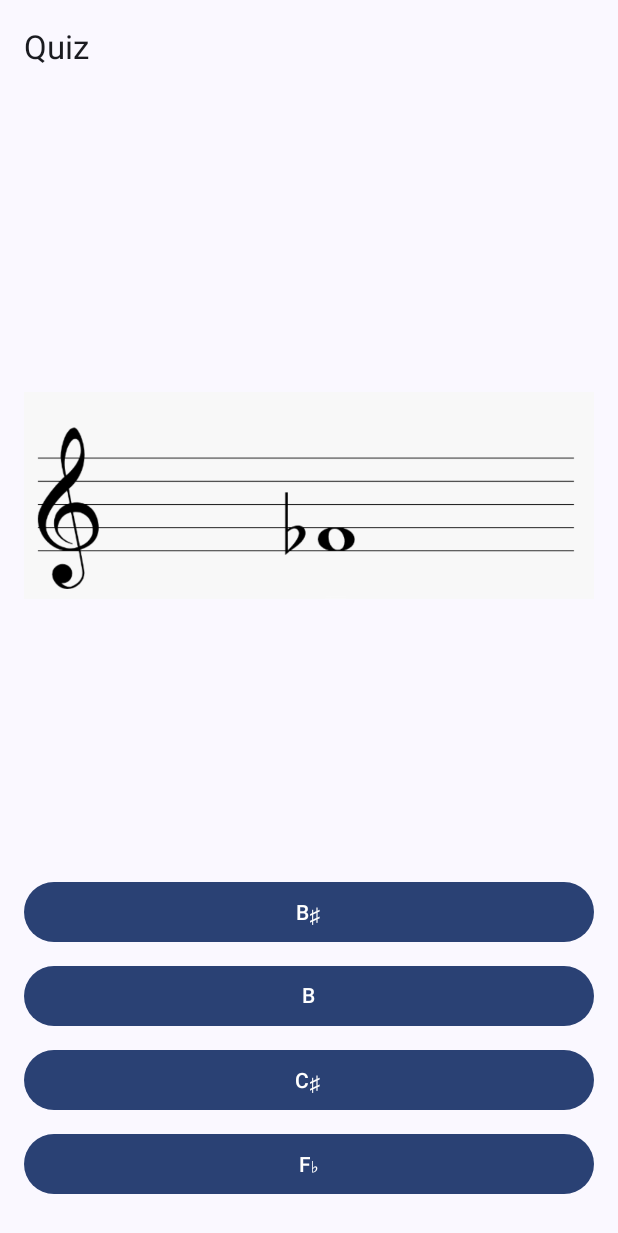
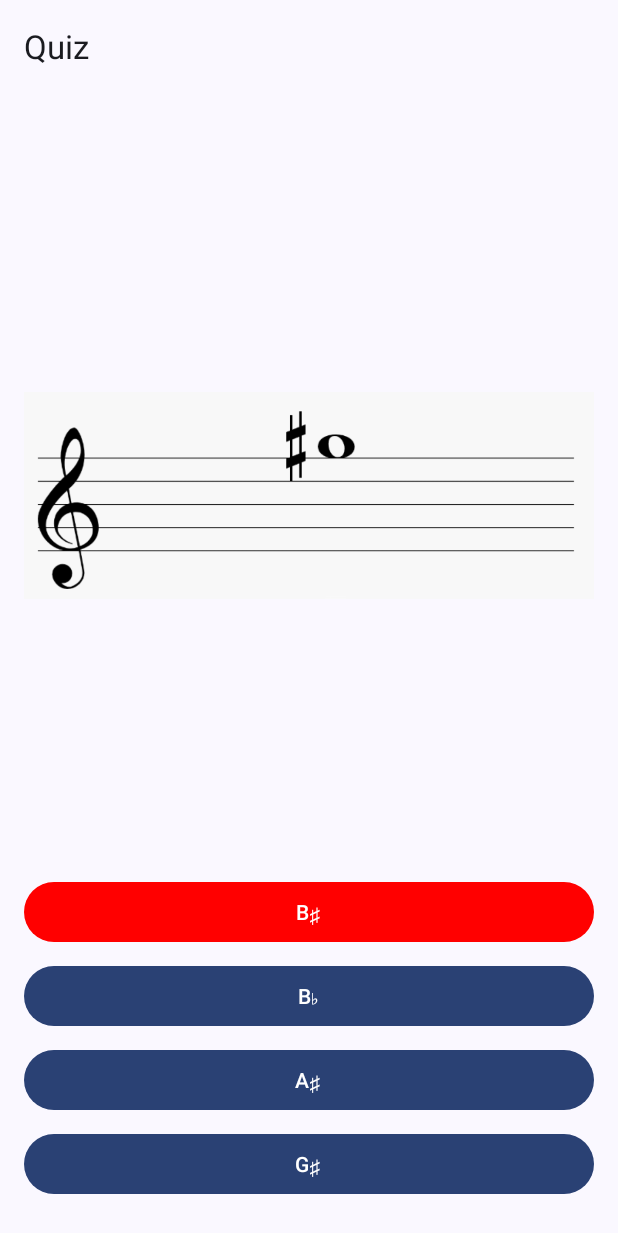
Before and after one commit to marceloakalopes/Sight-Reading-App, an Android app built with Jetpack Compose: the composable QuizScreen shown on its own in the app's theme, after a tap on an icon or button, on a phone screen of 412 x 824 dp. Shown: the top 1233 px of the screen. Run offline under Robolectric (Android 15) with nearby library versions, the phone set to English and light mode, and no system bars; 2 other taps on this screen came first.

Commit message:
update answer button color feedback to green for correct answers and red for incorrect answers

```diff
--- a/app/src/main/java/com/example/sightreadingapp/ui/screens/QuizScreen.kt
+++ b/app/src/main/java/com/example/sightreadingapp/ui/screens/QuizScreen.kt
@@ -10,6 +10,7 @@
 import androidx.compose.foundation.layout.padding
 import androidx.compose.foundation.layout.size
 import androidx.compose.material3.Button
+import androidx.compose.material3.ButtonDefaults
 import androidx.compose.material3.ExperimentalMaterial3Api
 import androidx.compose.material3.Scaffold
 import androidx.compose.material3.Text
@@ -25,6 +26,7 @@
 import androidx.compose.runtime.setValue
 import androidx.compose.ui.Alignment
 import androidx.compose.ui.Modifier
+import androidx.compose.ui.graphics.Color
 import androidx.compose.ui.res.painterResource
 import androidx.compose.ui.unit.dp
 import com.example.sightreadingapp.models.Accidentals
@@ -101,7 +103,8 @@
     var currentQuestionIndex by remember { mutableIntStateOf(0) }
     var hasAttempted by remember { mutableStateOf(false) }
     var resultMessage by remember { mutableStateOf("") }
-    val coroutineScope = rememberCoroutineScope()
+    val coroutineScope = rememberCoroutineScope() // added to track the selected answer for color feedback
+    var selectedAnswer by remember { mutableStateOf<String?>(null) }
 
     // Create a list of questions dynamically
     val questions = remember { mutableStateListOf<Question>() }
@@ -155,6 +158,7 @@
                     onClick = {
                         if (!hasAttempted) {
                             hasAttempted = true
+                            selectedAnswer = option // record user's selection (added for answer color feedback)
                             if (option == currentQuestion.correctAnswer) {
                                 resultMessage = "Correct!"
                                 updateScore(10)
@@ -163,6 +167,7 @@
                                     currentQuestionIndex++
                                     hasAttempted = false
                                     resultMessage = ""
+                                    selectedAnswer = null // reset the answer selection
                                 }
                             } else {
                                 resultMessage = "Wrong! Correct answer: ${currentQuestion.correctAnswer}"
@@ -171,10 +176,19 @@
                                     currentQuestionIndex++
                                     hasAttempted = false
                                     resultMessage = ""
+                                    selectedAnswer = null // reset the answer selection
                                 }
                             }
                         }
                     },
+                    colors = ButtonDefaults.buttonColors( // leaves button background color based on the answer selection
+                        containerColor = when {
+                            selectedAnswer == null -> ButtonDefaults.buttonColors().containerColor // color is not selected yet, so use the default color
+                            selectedAnswer == option && option == currentQuestion.correctAnswer -> Color.Green // if this button is selected and the answer is correct, show green
+                            selectedAnswer == option && option != currentQuestion.correctAnswer -> Color.Red  // if this button is selected and the answer is correct, show red
+                            else -> ButtonDefaults.buttonColors().containerColor // else using the default color
+                        }
+                    ),
                     modifier = Modifier
                         .fillMaxWidth()
                         .padding(vertical = 4.dp)
```
